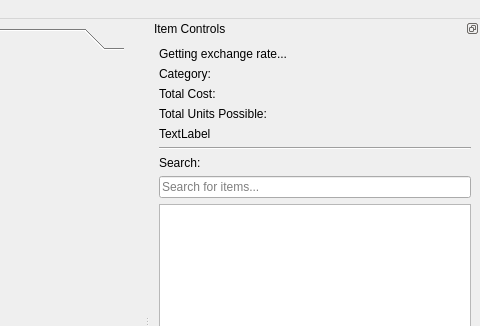
Old version of the form ui/main_menu.ui in the repository TheCodingJsoftware/Invigo; both pictures show x 653 to 1133 and y 0 to 326 of the 1133 by 652 pixel window.
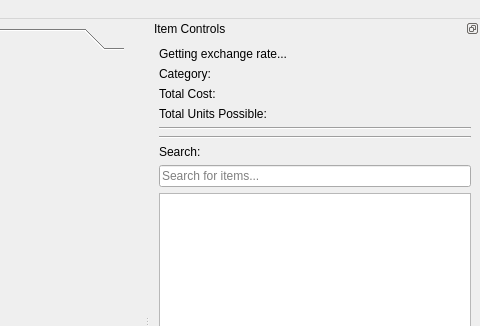
New version of the form.

```diff
--- a/ui/main_menu.ui
+++ b/ui/main_menu.ui
@@ -362,9 +362,9 @@
         </widget>
        </item>
        <item>
-        <widget class="QLabel" name="labal_category_costs">
-         <property name="text">
-          <string>TextLabel</string>
+        <widget class="Line" name="line_2">
+         <property name="orientation">
+          <enum>Qt::Horizontal</enum>
          </property>
         </widget>
        </item>
```
Left out of the diff: 3 changed lines with no effect on the pictures.
